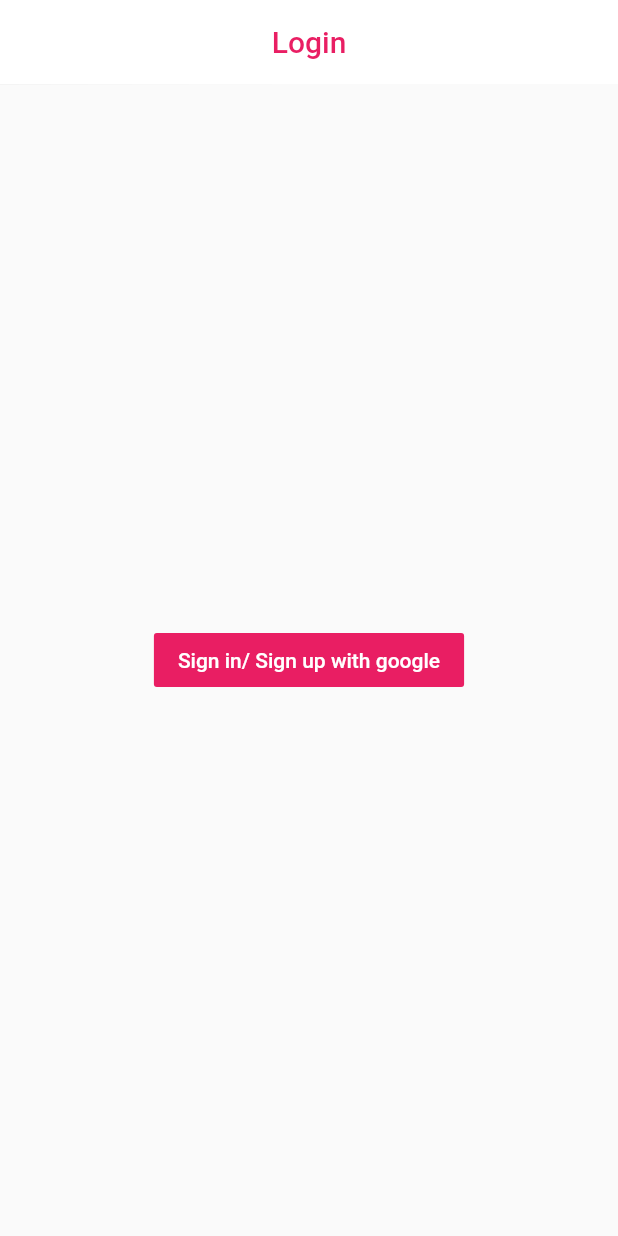
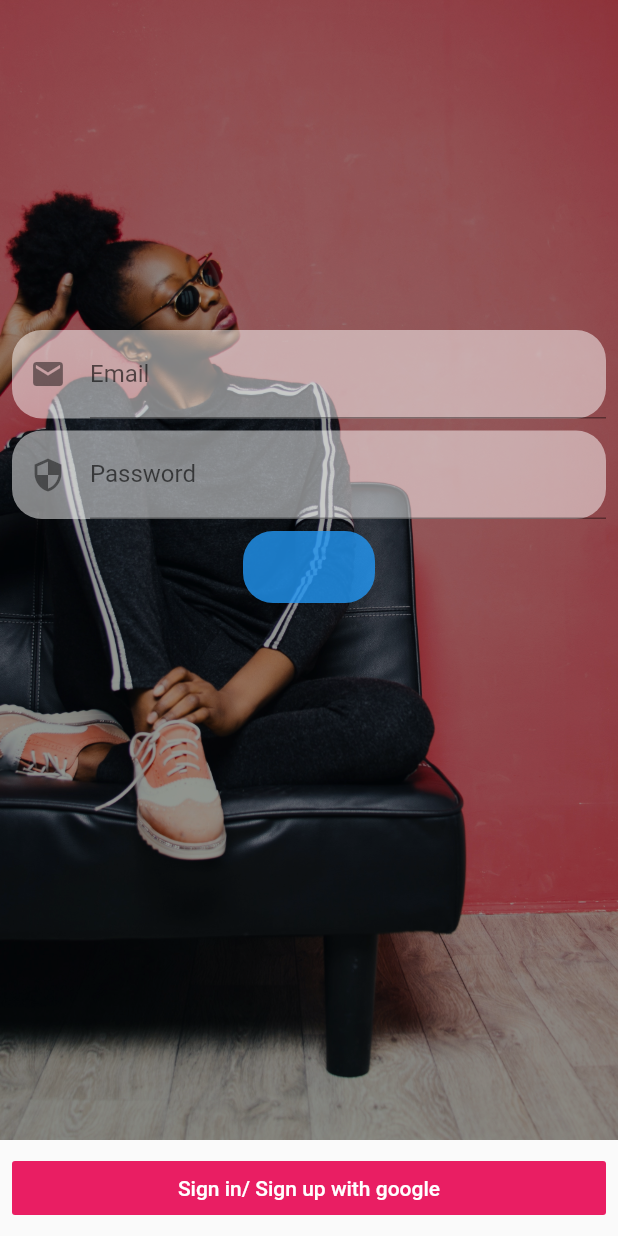
Before and after one commit to Samson-dirisu/FashStore, a Flutter app: the screen it shows after launch, on a phone screen of 412 x 824 dp. Run offline on Flutter 3.47's test engine with Material 2 defaults, Android fonts, the phone set to English and light mode, and no system bars; our stand-ins replace carousel_pro, cloud_firestore, firebase_auth, firebase_core, fluttertoast, google_sign_in and 1 more; accounts and stored records are empty.

Commit message:
implemented loging screen user interface

```diff
--- a/lib/screens/login.dart
+++ b/lib/screens/login.dart
@@ -14,6 +14,9 @@ class Login extends StatefulWidget {
 class _LoginState extends State<Login> {
   final GoogleSignIn googleSignIn = GoogleSignIn();
   final FirebaseAuth firebaseAuth = FirebaseAuth.instance;
+  final _formkey = GlobalKey<FormState>();
+  TextEditingController _emailTextController = TextEditingController();
+  TextEditingController _passwordTextController = TextEditingController();
   SharedPreferences preferences;
   bool loading = false;
   bool isLogedIn = false;
@@ -21,7 +24,7 @@ class _LoginState extends State<Login> {
   @override
   void initState() {
     super.initState();
-    isSignedIn();
+    // isSignedIn();
   }
 
   void isSignedIn() async {
@@ -109,32 +112,110 @@ class _LoginState extends State<Login> {
   @override
   Widget build(BuildContext context) {
     return Scaffold(
-        appBar: AppBar(
-          backgroundColor: Colors.white,
-          centerTitle: true,
-          title: Text(
-            'Login',
-            style: TextStyle(color: Colors.pink),
-          ),
-          elevation: 0.1,
-        ),
-
       // BODY
       body: Stack(
         children: [
+          Container(
+            child: Image.asset(
+              "images/backdrop.jpg",
+              fit: BoxFit.cover,
+              width: double.infinity,
+              height: double.infinity,
+            ),
+          ),
+          Container(
+            color: Colors.black.withOpacity(0.4),
+            width: double.infinity,
+            height: double.infinity,
+          ),
           Center(
-              child: FlatButton(
-                onPressed: () {
-                  handlingSignIn();
-                },
-                color: Colors.pink,
-                child: Text(
-                  "Sign in/ Sign up with google",
-                  style: TextStyle(color: Colors.white),
+            child: Form(
+              key: _formkey,
+              child: Column(
+                children: [
+                  Padding(
+                    padding: const EdgeInsets.only(
+                      left: 8.0,
+                      right: 8.0,
+                      top: 220.0,
+                    ),
+                    child: Material(
+                      borderRadius: BorderRadius.circular(20.0),
+                      color: Colors.white.withOpacity(0.5),
+                      elevation: 0.0,
+                      child: Padding(
+                        padding: const EdgeInsets.only(left: 12.0),
+                        child: TextFormField(
+                            decoration: InputDecoration(
+                              labelText: "Email",
+                              icon: Icon(Icons.email),
+                            ),
+                            keyboardType: TextInputType.emailAddress,
+                            controller: _emailTextController,
+                            validator: (value) {
+                              Pattern pattern =
+                                  r'^(?=.*?[A-Z])(?=.*?[a-z])(?=.*?[0-9])(?=.*?[!@#\$&*~]).{8,}$';
+                              RegExp regex = new RegExp(pattern);
+                              print(value);
+                              if (value.isEmpty) {
+                                return 'Please enter email';
+                              } else {
+                                if (!regex.hasMatch(value))
+                                  return 'Enter valid email';
+                                else
+                                  return null;
+                              }
+                            },),
                       ),
                     ),
                   ),
-
+                  Padding(
+                    padding: const EdgeInsets.only(
+                      left: 8.0,
+                      right: 8.0,
+                      top: 8.0,
+                    ),
+                    child: Material(
+                      borderRadius: BorderRadius.circular(20.0),
+                      color: Colors.white.withOpacity(0.5),
+                      elevation: 0.0,
+                      child: Padding(
+                        padding: const EdgeInsets.only(left: 12.0),
+                        child: TextFormField(
+                          decoration: InputDecoration(
+                            labelText: "Password",
+                            icon: Icon(Icons.security),
+                          ),
+                          keyboardType: TextInputType.emailAddress,
+                          controller: _passwordTextController,
+                          validator: (value) {
+                            if (value.isEmpty) {
+                              return "The password field can not be empty";
+                            } else if (value.length < 6) {
+                              return "The password has to be at least 6 characters long";
+                            }
+                            return null;
+                          },
+                        ),
+                      ),
+                    ),
+                  ),
+                  Padding(
+                    padding: const EdgeInsets.only(
+                      left: 8.0,
+                      right: 8.0,
+                      top: 8.0,
+                    ),
+                    child: Material(
+                        borderRadius: BorderRadius.circular(20.0),
+                        color: Colors.blue.withOpacity(0.8),
+                        elevation: 0.0,
+                        child: MaterialButton(onPressed: () {})),
+                  ),
+                ],
+              ),
+            ),
+          ),
           // VISIBILITY WIDGET
           Visibility(
             visible: loading ?? true,
@@ -147,7 +228,25 @@ class _LoginState extends State<Login> {
             ),
           ),
         ],
-        ));
+      ),
+
+      // BOTTOM NAVIGATION BAR
+      bottomNavigationBar: Padding(
+        padding: const EdgeInsets.all(8.0),
+        child: Container(
+          child: FlatButton(
+            onPressed: () {
+              handlingSignIn();
+            },
+            color: Colors.pink,
+            child: Text(
+              "Sign in/ Sign up with google",
+              style: TextStyle(color: Colors.white),
+            ),
+          ),
+        ),
+      ),
+    );
   }
 }
 
```
Also changed, not shown: images/backdrop.jpg (added). Lines whose indentation alone changed are shown as unchanged.
